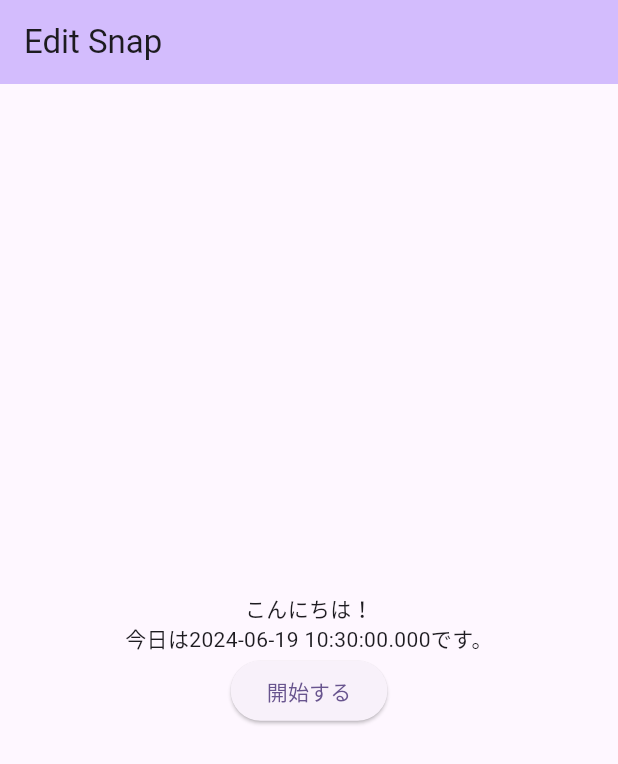
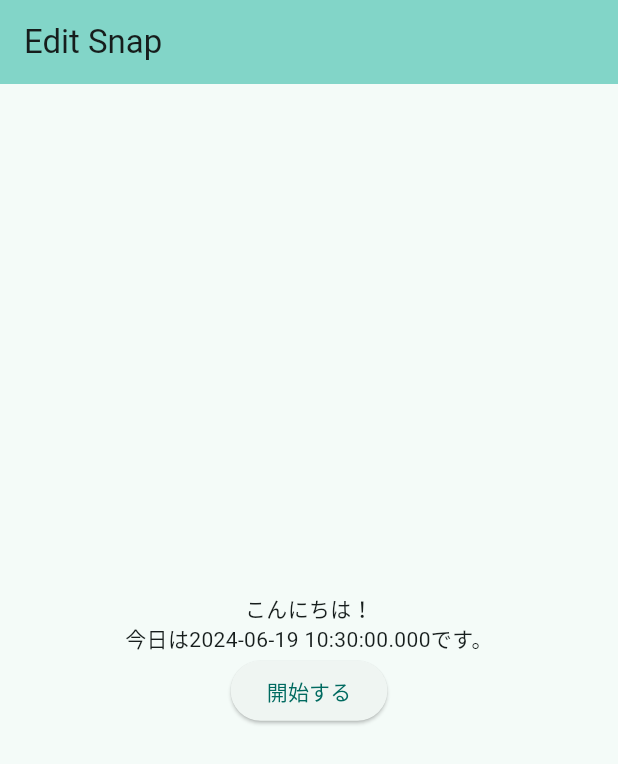
Before and after one commit to hide0621/flutter_dev_book_hands_on_ver1, a Flutter app: the screen it shows after launch, on a phone screen of 412 x 824 dp. Shown: the top 764 px of the screen. Run offline on Flutter 3.47's test engine with Material 3 defaults, Android fonts, the light colour scheme and no system bars.

Commit message:
アプリのテーマカラーを変更

```diff
--- a/lib/main.dart
+++ b/lib/main.dart
@@ -15,7 +15,7 @@
       // iOSでは使用されない
       title: 'Edit Snap',
       theme: ThemeData(
-        colorScheme: ColorScheme.fromSeed(seedColor: Colors.deepPurple),
+        colorScheme: ColorScheme.fromSeed(seedColor: Colors.teal),
         useMaterial3: true,
       ),
       home: const StartScreen(),
```
